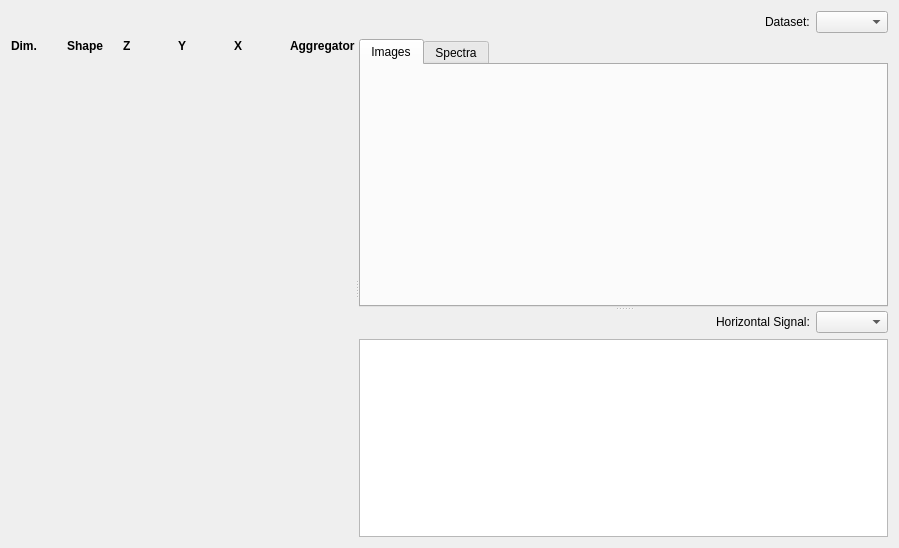
Before: the Qt Designer form src/firefly/run_browser/frameset_view.ui in spc-group/haven, drawn with Qt 5.
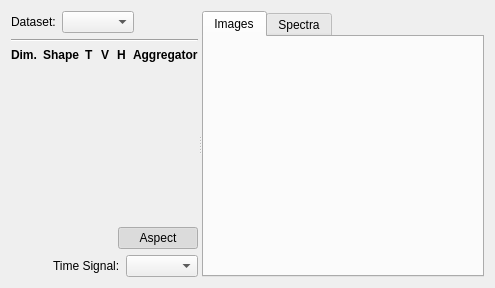
After: the same form once the commit is applied. Custom widgets are drawn as their Qt base class.

Commit message: Added ROI support into the run browser's frames tab.

What changed in the file:
```diff
--- a/src/firefly/run_browser/frameset_view.ui
+++ b/src/firefly/run_browser/frameset_view.ui
@@ -6,8 +6,8 @@
    <rect>
     <x>0</x>
     <y>0</y>
-    <width>899</width>
-    <height>548</height>
+    <width>495</width>
+    <height>288</height>
    </rect>
   </property>
   <property name="windowTitle">
@@ -15,20 +15,14 @@
   </property>
   <layout class="QVBoxLayout" name="verticalLayout_2">
    <item>
+    <widget class="QSplitter" name="sidebar_splitter">
+     <property name="orientation">
+      <enum>Qt::Horizontal</enum>
+     </property>
+     <widget class="QWidget" name="verticalLayoutWidget_3">
+      <layout class="QVBoxLayout" name="sidebar_layout">
+       <item>
     <layout class="QHBoxLayout" name="dataset_layout">
-     <item>
-      <spacer name="horizontalSpacer_17">
-       <property name="orientation">
-        <enum>Qt::Horizontal</enum>
-       </property>
-       <property name="sizeHint" stdset="0">
-        <size>
-         <width>40</width>
-         <height>1</height>
-        </size>
-       </property>
-      </spacer>
-     </item>
      <item>
       <widget class="QLabel" name="label_50">
        <property name="sizePolicy">
@@ -45,15 +39,28 @@
      <item>
       <widget class="QComboBox" name="dataset_combobox"/>
      </item>
+         <item>
+          <spacer name="horizontalSpacer_17">
+           <property name="orientation">
+            <enum>Qt::Horizontal</enum>
+           </property>
+           <property name="sizeHint" stdset="0">
+            <size>
+             <width>40</width>
+             <height>1</height>
+            </size>
+           </property>
+          </spacer>
+         </item>
     </layout>
    </item>
    <item>
-    <widget class="QSplitter" name="splitter">
+        <widget class="Line" name="line">
      <property name="orientation">
       <enum>Qt::Horizontal</enum>
      </property>
-     <widget class="QWidget" name="verticalLayoutWidget_3">
-      <layout class="QVBoxLayout" name="verticalLayout_3">
+        </widget>
+       </item>
        <item>
         <layout class="QGridLayout" name="dimensions_layout">
          <item row="0" column="2">
@@ -65,7 +72,7 @@
             </font>
            </property>
            <property name="text">
-            <string>Z</string>
+            <string>T</string>
            </property>
           </widget>
          </item>
@@ -78,7 +85,7 @@
             </font>
            </property>
            <property name="text">
-            <string>X</string>
+            <string>H</string>
            </property>
           </widget>
          </item>
@@ -104,7 +111,7 @@
             </font>
            </property>
            <property name="text">
-            <string>Y</string>
+            <string>V</string>
            </property>
           </widget>
          </item>
@@ -149,12 +156,71 @@
          </property>
         </spacer>
        </item>
-      </layout>
-     </widget>
-     <widget class="QSplitter" name="plotting_splitter">
+       <item>
+        <layout class="QHBoxLayout" name="horizontalLayout_3">
+         <item>
+          <spacer name="horizontalSpacer_2">
+           <property name="orientation">
+            <enum>Qt::Horizontal</enum>
+           </property>
+           <property name="sizeHint" stdset="0">
+            <size>
+             <width>40</width>
+             <height>20</height>
+            </size>
+           </property>
+          </spacer>
+         </item>
+         <item>
+          <widget class="QPushButton" name="lock_aspect_button">
+           <property name="text">
+            <string>Aspect</string>
+           </property>
+           <property name="checkable">
+            <bool>true</bool>
+           </property>
+           <property name="checked">
+            <bool>true</bool>
+           </property>
+          </widget>
+         </item>
+        </layout>
+       </item>
+       <item>
+        <layout class="QHBoxLayout" name="horizontalLayout_2">
+         <item>
+          <spacer name="horizontalSpacer">
       <property name="orientation">
-       <enum>Qt::Vertical</enum>
-      </property>
+            <enum>Qt::Horizontal</enum>
+           </property>
+           <property name="sizeHint" stdset="0">
+            <size>
+             <width>40</width>
+             <height>20</height>
+            </size>
+           </property>
+          </spacer>
+         </item>
+         <item>
+          <widget class="QLabel" name="label_2">
+           <property name="sizePolicy">
+            <sizepolicy hsizetype="Preferred" vsizetype="Fixed">
+             <horstretch>0</horstretch>
+             <verstretch>0</verstretch>
+            </sizepolicy>
+           </property>
+           <property name="text">
+            <string>Time Signal:</string>
+           </property>
+          </widget>
+         </item>
+         <item>
+          <widget class="QComboBox" name="time_signal_combobox"/>
+         </item>
+        </layout>
+       </item>
+      </layout>
+     </widget>
       <widget class="QTabWidget" name="plotting_tabs">
        <property name="currentIndex">
         <number>0</number>
@@ -221,41 +287,6 @@
         </layout>
        </widget>
       </widget>
-      <widget class="QWidget" name="verticalLayoutWidget_2">
-       <layout class="QVBoxLayout" name="scan_layout">
-        <item>
-         <layout class="QHBoxLayout" name="horizontalLayout_2">
-          <item>
-           <spacer name="horizontalSpacer">
-            <property name="orientation">
-             <enum>Qt::Horizontal</enum>
-            </property>
-            <property name="sizeHint" stdset="0">
-             <size>
-              <width>40</width>
-              <height>20</height>
-             </size>
-            </property>
-           </spacer>
-          </item>
-          <item>
-           <widget class="QLabel" name="label_2">
-            <property name="text">
-             <string>Horizontal Signal:</string>
-            </property>
-           </widget>
-          </item>
-          <item>
-           <widget class="QComboBox" name="comboBox"/>
-          </item>
-         </layout>
-        </item>
-        <item>
-         <widget class="PlotWidget" name="scan_view"/>
-        </item>
-       </layout>
-      </widget>
-     </widget>
     </widget>
    </item>
   </layout>
```
Left out of the diff: 6 changed lines with no effect on the pictures. Lines whose indentation alone changed are shown as unchanged. The commit also changes 4 other files.
